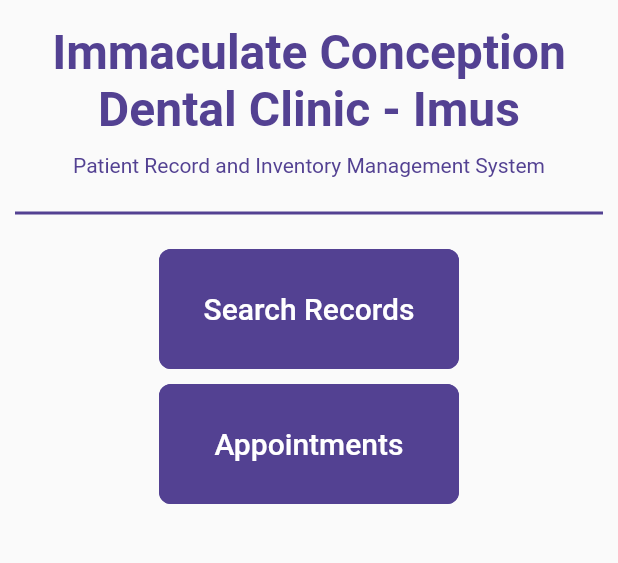
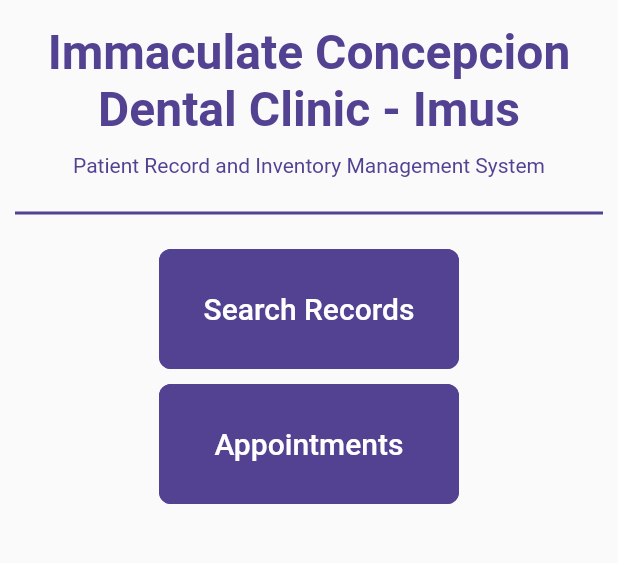
Before and after one commit to kfcampit/ICDC.Imus-Management-System, a Flutter app: the screen it shows after launch, on a phone screen of 412 x 824 dp, the part 516-1079 px from its top. Run offline on Flutter 3.47's test engine with Material 2 defaults, Android fonts, the phone set to English and light mode, and no system bars; our stand-ins replace csv; missing offline and left inert: firedart, gsheets; Roboto replaces fonts that are missing (Poppins); key blocks and very long unbroken strings in the code were emptied for the run.

Commit message:
From Conception to Concepcion

```diff
--- a/icdc_android_app/lib/main.dart
+++ b/icdc_android_app/lib/main.dart
@@ -92,7 +92,7 @@ class _MyHomePageState extends State<MyHomePage> {
               ),
               Padding(
                 padding: EdgeInsetsDirectional.fromSTEB(0, 16, 0, 10),
-                child: Text('Immaculate Conception Dental Clinic - Imus',
+                child: Text('Immaculate Concepcion Dental Clinic - Imus',
                     textAlign: TextAlign.center,
                     style: TextStyle(
                         fontFamily: 'Poppins',
--- a/icdc_android_app/lib/patient-view.dart
+++ b/icdc_android_app/lib/patient-view.dart
@@ -152,7 +152,7 @@ class PatientView extends State<PatientViewPage> {
                 children: [
                   Expanded(
                     child: Text(
-                      'Birthday: ',
+                      'Birthday',
                       style: body1(Colors.black),
                     ),
                   ),
--- a/icdc_desktop_app/lib/main.dart
+++ b/icdc_desktop_app/lib/main.dart
@@ -58,7 +58,7 @@ Widget homePageWidget(BuildContext context) {
       ),
       Padding(
         padding: const EdgeInsetsDirectional.fromSTEB(0, 16, 0, 0),
-        child: Text('Immaculate Conception Dental Clinic - Imus',
+        child: Text('Immaculate Concepcion Dental Clinic - Imus',
             textAlign: TextAlign.center,
             style: TextStyle(
                 fontFamily: 'Poppins',
```
